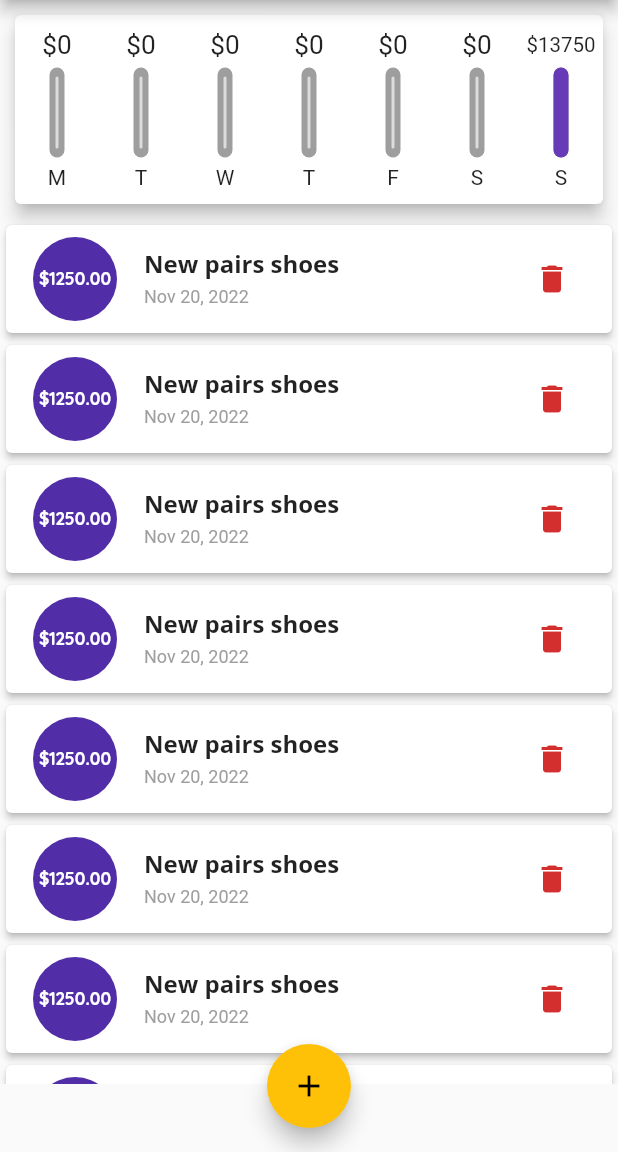
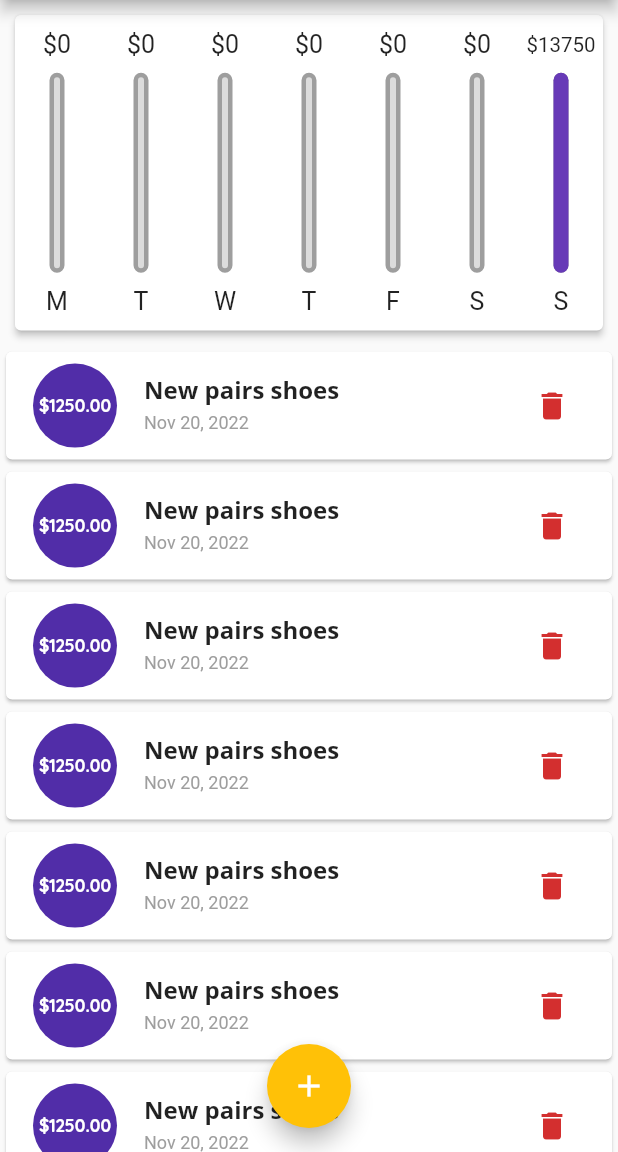
Before and after one commit to manuelwils/expense_tracker, a Flutter app: the screen it shows after launch, on a phone screen of 412 x 824 dp, the part 84-1236 px from its top. Run offline on Flutter 3.47's test engine with Material 2 defaults, Android fonts, the phone set to English and light mode, and no system bars.

Commit message:
improved ui

```diff
--- a/lib/main.dart
+++ b/lib/main.dart
@@ -6,19 +6,10 @@ import './widgets/new_transaction.dart';
 import './widgets/chart.dart';
 import './widgets/transaction_list.dart';
 
-void main() => runApp(MyApp());
+void main() => runApp(const MyApp());
 
 class MyApp extends StatelessWidget {
-  MyApp({Key? key}) : super(key: key);
-
-  final appBar = const AppBarTheme(
-    titleTextStyle: TextStyle(
-      fontFamily: 'Opensans',
-      fontSize: 20,
-      fontWeight: FontWeight.bold,
-      color: Colors.white,
-    ),
-  );
+  const MyApp({Key? key}) : super(key: key);
 
   @override
   Widget build(BuildContext context) {
@@ -26,8 +17,6 @@ class MyApp extends StatelessWidget {
       debugShowCheckedModeBanner: false,
       title: 'Expense Tracker',
       theme: ThemeData(
-        primarySwatch: Colors.deepPurple,
-        accentColor: Colors.amber,
         fontFamily: 'Quicksand',
         textTheme: ThemeData.light().textTheme.copyWith(
               headline6: const TextStyle(
@@ -39,7 +28,17 @@ class MyApp extends StatelessWidget {
                 color: Colors.white,
               ),
             ),
-        appBarTheme: appBar,
+        appBarTheme: const AppBarTheme(
+          titleTextStyle: TextStyle(
+            fontFamily: 'Opensans',
+            fontSize: 20,
+            fontWeight: FontWeight.bold,
+            color: Colors.white,
+          ),
+        ),
+        primarySwatch: Colors.deepPurple,
+        colorScheme: ColorScheme.fromSwatch(primarySwatch: Colors.deepPurple)
+            .copyWith(secondary: Colors.amber),
       ),
       home: const MyHomePage(),
     );
@@ -164,8 +163,7 @@ class _MyHomePageState extends State<MyHomePage> {
 
   @override
   Widget build(BuildContext context) {
-    return Scaffold(
-      appBar: AppBar(
+    var appBar = AppBar(
       title: const Text('Expense Tracker'),
       actions: [
         IconButton(
@@ -173,20 +171,34 @@ class _MyHomePageState extends State<MyHomePage> {
           icon: const Icon(Icons.add),
         ),
       ],
-      ),
-      body: SingleChildScrollView(
-        child: Column(
+    );
+    return Scaffold(
+      appBar: appBar,
+      body: Column(
         crossAxisAlignment: CrossAxisAlignment.center,
         children: [
-            Chart(_recentTransactions),
+          SizedBox(
+            height: (MediaQuery.of(context).size.height -
+                    appBar.preferredSize.height -
+                    MediaQuery.of(context).viewPadding.top) *
+                (MediaQuery.of(context).orientation == Orientation.portrait
+                    ? 0.3
+                    : 0.5),
+            child: Chart(_recentTransactions),
+          ),
           _userTransactions.isEmpty
               ? noItemToShow()
-                : Container(
-                    height: MediaQuery.of(context).size.height * 0.7,
+              : SizedBox(
+                  height: (MediaQuery.of(context).size.height -
+                          appBar.preferredSize.height -
+                          MediaQuery.of(context).viewPadding.top) *
+                      (MediaQuery.of(context).orientation ==
+                              Orientation.portrait
+                          ? 0.7
+                          : 0.5),
                   child: TransactionList(_userTransactions, _deleteTx),
                 ),
         ],
-        ),
       ),
       floatingActionButtonLocation: FloatingActionButtonLocation.centerFloat,
       floatingActionButton: FloatingActionButton(
--- a/lib/widgets/chart.dart
+++ b/lib/widgets/chart.dart
@@ -40,7 +40,7 @@ class Chart extends StatelessWidget {
   @override
   Widget build(BuildContext context) {
     return Card(
-      elevation: 5,
+      elevation: 2,
       margin: const EdgeInsets.all(10),
       child: Row(
         children: groupedTransactionValues.map((tx) {
--- a/lib/widgets/chart_bars.dart
+++ b/lib/widgets/chart_bars.dart
@@ -9,19 +9,22 @@ class ChartBar extends StatelessWidget {
 
   @override
   Widget build(BuildContext context) {
+    return LayoutBuilder(builder: (context, constraints) {
       return Column(
         children: [
-        Container(
-          height: 20,
+          SizedBox(
+            height: constraints.maxHeight * 0.10,
             child: FittedBox(
               fit: BoxFit.contain,
               child:
                   Text('\$${double.tryParse(amountSpent)!.toStringAsFixed(0)}'),
             ),
           ),
-        const SizedBox(height: 5),
-        Container(
-          height: 60,
+          SizedBox(
+            height: constraints.maxHeight * 0.05,
+          ),
+          SizedBox(
+            height: constraints.maxHeight * 0.70,
             width: 10,
             child: Stack(
               children: [
@@ -29,9 +32,9 @@ class ChartBar extends StatelessWidget {
                   decoration: BoxDecoration(
                     border: Border.all(
                       color: Colors.grey,
-                    width: 6,
+                      width: 3,
                     ),
-                  color: Color.fromRGBO(220, 220, 220, 1),
+                    color: const Color.fromRGBO(220, 220, 220, 1),
                     borderRadius: BorderRadius.circular(10),
                   ),
                 ),
@@ -47,9 +50,19 @@ class ChartBar extends StatelessWidget {
               ],
             ),
           ),
-        const SizedBox(height: 5),
-        Text(weekDay.substring(0, 1)),
+          SizedBox(
+            height: constraints.maxHeight * 0.05,
+          ),
+          SizedBox(
+            height: constraints.maxHeight * 0.10,
+            child: FittedBox(
+              child: Text(
+                weekDay.substring(0, 1),
+              ),
+            ),
+          ),
         ],
       );
+    });
   }
 }
--- a/lib/widgets/transaction_list.dart
+++ b/lib/widgets/transaction_list.dart
@@ -14,7 +14,7 @@ class TransactionList extends StatelessWidget {
     return ListView.builder(
       itemBuilder: (BuildContext ctx, int index) {
         return Card(
-          elevation: 2,
+          elevation: 1,
           child: ListTile(
             leading: CircleAvatar(
               child: Padding(
```
Lines whose indentation alone changed are shown as unchanged.
